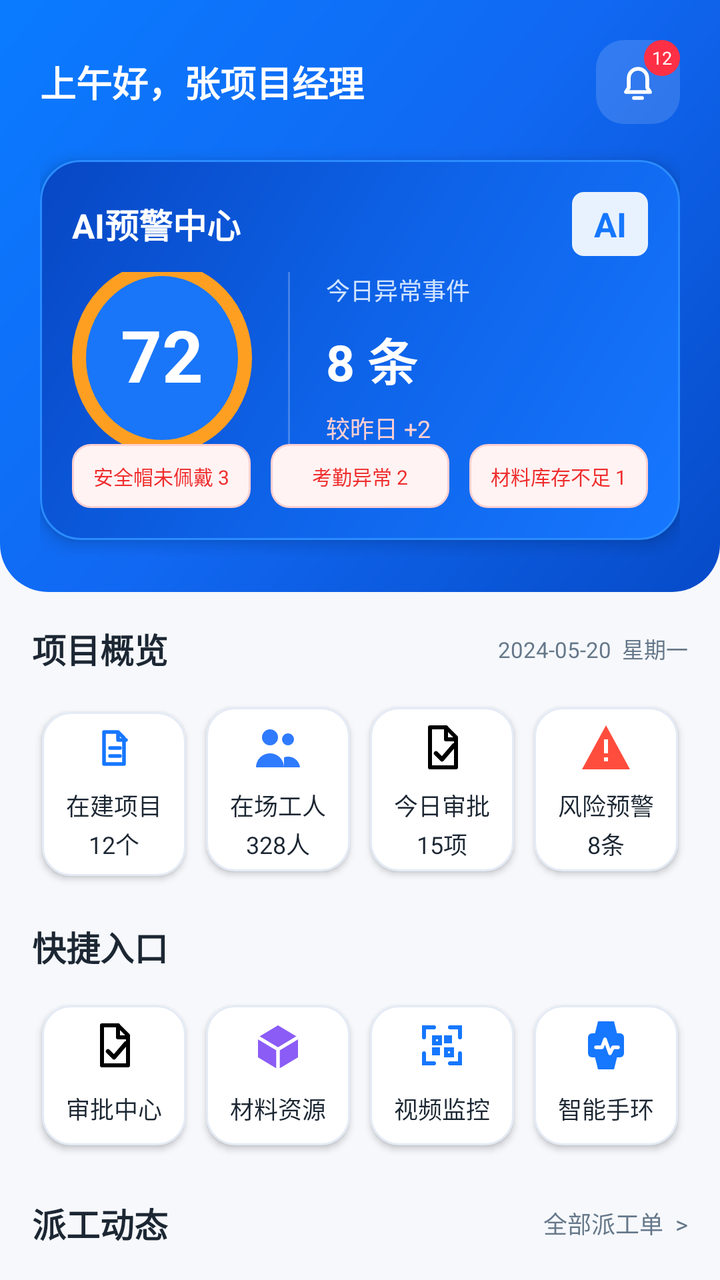
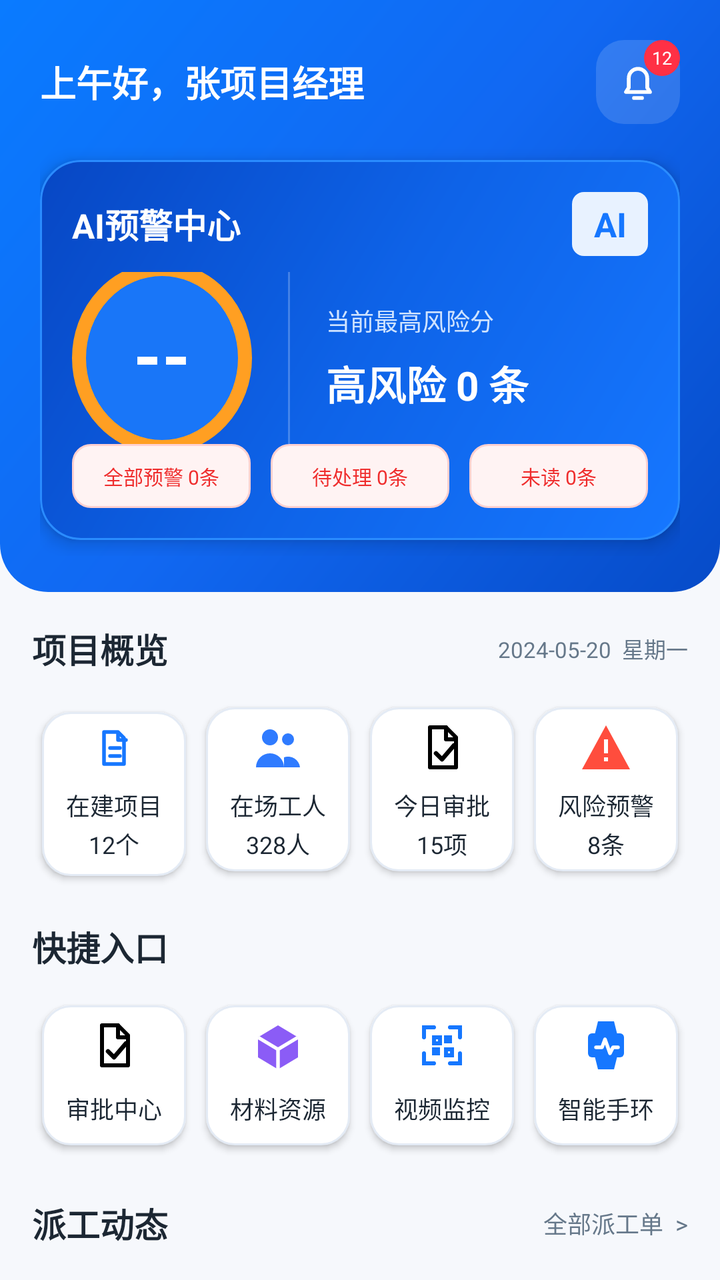

Compare the two renders of this Android layout. The source of the first and the diff that turns it into the second are given below.
<!-- AndroidManifest.xml: application theme Theme.WorkerM -->
<!-- res/layout/fragment_home.xml -->
<?xml version="1.0" encoding="utf-8"?>
<androidx.core.widget.NestedScrollView xmlns:android="http://schemas.android.com/apk/res/android"
    xmlns:app="http://schemas.android.com/apk/res-auto"
    android:layout_width="match_parent"
    android:layout_height="match_parent"
    android:background="@drawable/bg_app_page"
    android:fillViewport="true"
    android:overScrollMode="never">

    <LinearLayout
        android:layout_width="match_parent"
        android:layout_height="wrap_content"
        android:orientation="vertical">

        <LinearLayout
            android:layout_width="match_parent"
            android:layout_height="296dp"
            android:background="@drawable/bg_home_top"
            android:orientation="vertical"
            android:paddingStart="20dp"
            android:paddingTop="20dp"
            android:paddingEnd="20dp"
            android:paddingBottom="18dp">

            <LinearLayout
                android:layout_width="match_parent"
                android:layout_height="wrap_content"
                android:gravity="center_vertical"
                android:orientation="horizontal">

                <LinearLayout
                    android:layout_width="0dp"
                    android:layout_height="wrap_content"
                    android:layout_weight="1"
                    android:orientation="vertical">

                    <TextView
                        android:layout_width="wrap_content"
                        android:layout_height="wrap_content"
                        android:includeFontPadding="false"
                        android:text="上午好，张项目经理"
                        android:textColor="@color/white"
                        android:textSize="18sp"
                        android:textStyle="bold" />


                </LinearLayout>



                <FrameLayout
                    android:layout_width="42dp"
                    android:layout_height="42dp"
                    android:layout_marginStart="10dp">

                    <ImageButton
                        android:id="@+id/notification_button"
                        android:layout_width="42dp"
                        android:layout_height="42dp"
                        android:background="@drawable/bg_home_icon_button"
                        android:contentDescription="消息"
                        android:foreground="?attr/selectableItemBackgroundBorderless"
                        android:padding="9dp"
                        android:src="@drawable/ic_bell" />

                    <TextView
                        android:layout_width="18dp"
                        android:layout_height="18dp"
                        android:layout_gravity="top|end"
                        android:background="@drawable/bg_circle_red"
                        android:gravity="center"
                        android:text="12"
                        android:textColor="@color/white"
                        android:textSize="9sp" />
                </FrameLayout>
            </LinearLayout>

            <LinearLayout
                android:id="@+id/ai_warning_card"
                android:layout_width="match_parent"
                android:layout_height="190dp"
                android:layout_marginTop="18dp"
                android:background="@drawable/bg_blue_panel"
                android:clickable="true"
                android:clipToOutline="true"
                android:elevation="5dp"
                android:foreground="?attr/selectableItemBackground"
                android:orientation="vertical"
                android:padding="16dp">

                <LinearLayout
                    android:layout_width="match_parent"
                    android:layout_height="wrap_content"
                    android:gravity="center_vertical"
                    android:orientation="horizontal">

                    <TextView
                        android:layout_width="0dp"
                        android:layout_height="wrap_content"
                        android:layout_weight="1"
                        android:includeFontPadding="false"
                        android:text="AI预警中心"
                        android:textColor="@color/white"
                        android:textSize="17sp"
                        android:textStyle="bold" />

                    <TextView
                        android:layout_width="38dp"
                        android:layout_height="32dp"
                        android:background="@drawable/bg_chip_blue"
                        android:gravity="center"
                        android:text="AI"
                        android:textColor="@color/dashboard_blue"
                        android:textSize="17sp"
                        android:textStyle="bold" />
                </LinearLayout>

                <LinearLayout
                    android:layout_width="match_parent"
                    android:layout_height="0dp"
                    android:layout_marginTop="8dp"
                    android:layout_weight="1"
                    android:gravity="center_vertical"
                    android:orientation="horizontal">

                    <TextView
                        android:layout_width="90dp"
                        android:layout_height="96dp"
                        android:background="@drawable/bg_circle_gauge"
                        android:gravity="center"
                        android:includeFontPadding="false"
                        android:text="72"
                        android:textColor="@color/white"
                        android:textSize="36sp"
                        android:textStyle="bold" />

                    <View
                        android:layout_width="1dp"
                        android:layout_height="92dp"
                        android:layout_marginStart="18dp"
                        android:background="#3AFFFFFF" />

                    <LinearLayout
                        android:layout_width="0dp"
                        android:layout_height="wrap_content"
                        android:layout_marginStart="18dp"
                        android:layout_weight="1"
                        android:orientation="vertical">

                        <TextView
                            android:layout_width="wrap_content"
                            android:layout_height="wrap_content"
                            android:text="今日异常事件"
                            android:textColor="#CFE3FF"
                            android:textSize="12sp" />

                        <TextView
                            android:layout_width="wrap_content"
                            android:layout_height="wrap_content"
                            android:layout_marginTop="8dp"
                            android:text="8 条"
                            android:textColor="@color/white"
                            android:textSize="25sp"
                            android:textStyle="bold" />

                        <TextView
                            android:layout_width="wrap_content"
                            android:layout_height="wrap_content"
                            android:layout_marginTop="7dp"
                            android:text="较昨日 +2"
                            android:textColor="#FFCFD2"
                            android:textSize="12sp" />
                    </LinearLayout>
                </LinearLayout>

                <LinearLayout
                    android:layout_width="match_parent"
                    android:layout_height="32dp"
                    android:gravity="center"
                    android:orientation="horizontal">

                    <TextView
                        android:layout_width="0dp"
                        android:layout_height="match_parent"
                        android:layout_marginEnd="5dp"
                        android:layout_weight="1"
                        android:background="@drawable/bg_home_warning_chip"
                        android:ellipsize="end"
                        android:gravity="center"
                        android:maxLines="1"
                        android:text="安全帽未佩戴 3"
                        android:textColor="#EF2D2D"
                        android:textSize="10sp" />

                    <TextView
                        android:layout_width="0dp"
                        android:layout_height="match_parent"
                        android:layout_marginHorizontal="5dp"
                        android:layout_weight="1"
                        android:background="@drawable/bg_home_warning_chip"
                        android:ellipsize="end"
                        android:gravity="center"
                        android:maxLines="1"
                        android:text="考勤异常 2"
                        android:textColor="#EF2D2D"
                        android:textSize="10sp" />

                    <TextView
                        android:layout_width="0dp"
                        android:layout_height="match_parent"
                        android:layout_marginStart="5dp"
                        android:layout_weight="1"
                        android:background="@drawable/bg_home_warning_chip"
                        android:ellipsize="end"
                        android:gravity="center"
                        android:maxLines="1"
                        android:text="材料库存不足 1"
                        android:textColor="#EF2D2D"
                        android:textSize="10sp" />
                </LinearLayout>
            </LinearLayout>
        </LinearLayout>

        <LinearLayout
            android:layout_width="match_parent"
            android:layout_height="wrap_content"
            android:orientation="vertical"
            android:paddingHorizontal="16dp"
            android:paddingTop="16dp"
            android:paddingBottom="20dp">

            <LinearLayout
                android:layout_width="match_parent"
                android:layout_height="wrap_content"
                android:gravity="center_vertical"
                android:orientation="horizontal">

                <TextView
                    android:layout_width="0dp"
                    android:layout_height="wrap_content"
                    android:layout_weight="1"
                    android:includeFontPadding="false"
                    android:text="项目概览"
                    android:textColor="@color/text_primary"
                    android:textSize="17sp"
                    android:textStyle="bold" />

                <TextView
                    android:layout_width="wrap_content"
                    android:layout_height="wrap_content"
                    android:text="2024-05-20  星期一"
                    android:textColor="@color/text_secondary"
                    android:textSize="11sp" />
            </LinearLayout>

            <GridLayout
                android:layout_width="match_parent"
                android:layout_height="wrap_content"
                android:layout_marginTop="12dp"
                android:columnCount="4"
                android:rowCount="1">

                <TextView style="@style/HomeMetricCard" android:drawableTop="@drawable/ic_project" android:text="在建项目\n12个" />
                <TextView style="@style/HomeMetricCard" android:drawableTop="@drawable/ic_people" android:text="在场工人\n328人" />
                <TextView style="@style/HomeMetricCard" android:drawableTop="@drawable/ic_approval" android:text="今日审批\n15项" />
                <TextView style="@style/HomeMetricCard" android:drawableTop="@drawable/ic_alert" android:text="风险预警\n8条" />
            </GridLayout>

            <TextView
                android:layout_width="wrap_content"
                android:layout_height="wrap_content"
                android:layout_marginTop="18dp"
                android:includeFontPadding="false"
                android:text="快捷入口"
                android:textColor="@color/text_primary"
                android:textSize="17sp"
                android:textStyle="bold" />

            <GridLayout
                android:layout_width="match_parent"
                android:layout_height="wrap_content"
                android:layout_marginTop="12dp"
                android:columnCount="4">



                <TextView
                    android:id="@+id/approval_center_action"
                    style="@style/HomeActionCard"
                    android:drawableTop="@drawable/ic_approval"
                    android:text="审批中心" />
                <TextView
                    android:id="@+id/material_action"
                    style="@style/HomeActionCard"
                    android:drawableTop="@drawable/ic_material"
                    android:text="材料资源" />
                <TextView
                    android:id="@+id/video_action"
                    style="@style/HomeActionCard"
                    android:drawableTop="@drawable/ic_scan"
                    android:text="视频监控" />

                <TextView
                    android:id="@+id/bracelet_action"
                    style="@style/HomeActionCard"
                    android:drawableTop="@drawable/ic_bracelet"
                    android:text="智能手环" />





            </GridLayout>

            <LinearLayout
                android:layout_width="match_parent"
                android:layout_height="wrap_content"
                android:layout_marginTop="18dp"
                android:gravity="center_vertical"
                android:orientation="horizontal">

                <TextView
                    android:layout_width="0dp"
                    android:layout_height="wrap_content"
                    android:layout_weight="1"
                    android:includeFontPadding="false"
                    android:text="派工动态"
                    android:textColor="@color/text_primary"
                    android:textSize="17sp"
                    android:textStyle="bold" />

                <TextView
                    android:id="@+id/all_todo_bar"
                    android:layout_width="wrap_content"
                    android:layout_height="32dp"
                    android:gravity="center_vertical"
                    android:text="全部派工单  >"
                    android:textColor="@color/text_secondary"
                    android:textSize="12sp" />
            </LinearLayout>

            <androidx.recyclerview.widget.RecyclerView
                android:id="@+id/home_dispatch_recycler"
                android:layout_width="match_parent"
                android:layout_height="wrap_content"
                android:layout_marginTop="2dp"
                android:nestedScrollingEnabled="false"
                android:overScrollMode="never" />

            <TextView
                android:id="@+id/home_dispatch_empty_text"
                android:layout_width="match_parent"
                android:layout_height="96dp"
                android:gravity="center"
                android:text="暂无派工任务"
                android:textColor="@color/text_secondary"
                android:textSize="14sp"
                android:visibility="gone" />
        </LinearLayout>
    </LinearLayout>
</androidx.core.widget.NestedScrollView>
<!-- resources referenced by this layout -->
<resources>
  <color name="dashboard_blue">#1677FF</color>
  <color name="text_primary">#1C2733</color>
  <color name="text_secondary">#66788A</color>
  <color name="white">#FFFFFFFF</color>
  <!-- drawable bg_app_page (drawable) -->
  <?xml version="1.0" encoding="utf-8"?>
  <shape xmlns:android="http://schemas.android.com/apk/res/android">
      <solid android:color="#F6F8FC" />
  </shape>
  <!-- drawable bg_blue_panel (drawable) -->
  <?xml version="1.0" encoding="utf-8"?>
  <shape xmlns:android="http://schemas.android.com/apk/res/android">
      <gradient
          android:angle="135"
          android:startColor="#1677FF"
          android:centerColor="#0E63E8"
          android:endColor="#0747C4" />
      <stroke android:width="1dp" android:color="#2A8CFF" />
      <corners android:radius="20dp" />
  </shape>
  <!-- drawable bg_chip_blue (drawable) -->
  <?xml version="1.0" encoding="utf-8"?>
  <shape xmlns:android="http://schemas.android.com/apk/res/android">
      <solid android:color="#E8F2FF" />
      <corners android:radius="6dp" />
  </shape>
  <!-- drawable bg_circle_gauge (drawable) -->
  <?xml version="1.0" encoding="utf-8"?>
  <shape xmlns:android="http://schemas.android.com/apk/res/android" android:shape="oval">
      <solid android:color="#1976F8" />
      <stroke android:width="7dp" android:color="#FF9F22" />
  </shape>
  <!-- drawable bg_circle_red (drawable) -->
  <?xml version="1.0" encoding="utf-8"?>
  <shape xmlns:android="http://schemas.android.com/apk/res/android" android:shape="oval">
      <solid android:color="#FF3045" />
  </shape>
  <!-- drawable bg_home_icon_button (drawable) -->
  <?xml version="1.0" encoding="utf-8"?>
  <shape xmlns:android="http://schemas.android.com/apk/res/android">
      <solid android:color="#24FFFFFF" />
      <corners android:radius="14dp" />
  </shape>
  <!-- drawable bg_home_top (drawable) -->
  <?xml version="1.0" encoding="utf-8"?>
  <shape xmlns:android="http://schemas.android.com/apk/res/android">
      <gradient
          android:angle="315"
          android:startColor="#0A7BFF"
          android:centerColor="#1168F2"
          android:endColor="#064BC8" />
      <corners
          android:bottomLeftRadius="24dp"
          android:bottomRightRadius="24dp" />
  </shape>
  <!-- drawable bg_home_warning_chip (drawable) -->
  <?xml version="1.0" encoding="utf-8"?>
  <shape xmlns:android="http://schemas.android.com/apk/res/android">
      <solid android:color="#FFF3F3" />
      <stroke android:width="1dp" android:color="#FFD0D0" />
      <corners android:radius="9dp" />
  </shape>
  <!-- drawable ic_alert (drawable) -->
  <?xml version="1.0" encoding="utf-8"?>
  <vector xmlns:android="http://schemas.android.com/apk/res/android" android:width="28dp" android:height="28dp" android:viewportWidth="28" android:viewportHeight="28">
      <path android:fillColor="#FFFF4D3D" android:pathData="M14,3l12,22H2z" />
      <path android:fillColor="#FFFFFFFF" android:pathData="M13,10h2v7h-2zM13,19h2v2h-2z" />
  </vector>
  <!-- drawable ic_people (drawable) -->
  <?xml version="1.0" encoding="utf-8"?>
  <vector xmlns:android="http://schemas.android.com/apk/res/android" android:width="28dp" android:height="28dp" android:viewportWidth="28" android:viewportHeight="28">
      <path android:fillColor="#FF2F7BFF" android:pathData="M10,13a4,4 0,1 0,0 -8a4,4 0,0 0,0 8M3,24a7,7 0,0 1,14 0zM19,13a3,3 0,1 0,0 -6a3,3 0,0 0,0 6M17,24h8a6,6 0,0 0,-8 -5z" />
  </vector>
  <style name="Theme.WorkerM" parent="Base.Theme.WorkerM" />
  <!-- drawable bg_home_card (drawable) -->
  <?xml version="1.0" encoding="utf-8"?>
  <shape xmlns:android="http://schemas.android.com/apk/res/android">
      <solid android:color="@color/white" />
      <stroke android:width="1dp" android:color="#E4EBF5" />
      <corners android:radius="14dp" />
  </shape>
  <color name="brand_primary">#124D90</color>
  <color name="text_inverse">#FFFFFFFF</color>
  <color name="brand_secondary">#2F7BC7</color>
  <color name="surface_background">#F3F6FA</color>
  <color name="surface_card">#FFFFFFFF</color>
  <!-- unchanged entries left out for length: 9 -->
</resources>

<!-- the commit's change to res/layout/fragment_home.xml (unified diff, before → after) -->
@@ -95,6 +95,7 @@
                     android:orientation="horizontal">
 
                     <TextView
+                        android:id="@+id/home_ai_warning_total_chip"
                         android:layout_width="0dp"
                         android:layout_height="wrap_content"
                         android:layout_weight="1"
@@ -124,12 +125,13 @@
                     android:orientation="horizontal">
 
                     <TextView
+                        android:id="@+id/home_ai_warning_score_text"
                         android:layout_width="90dp"
                         android:layout_height="96dp"
                         android:background="@drawable/bg_circle_gauge"
                         android:gravity="center"
                         android:includeFontPadding="false"
-                        android:text="72"
+                        android:text="--"
                         android:textColor="@color/white"
                         android:textSize="36sp"
                         android:textStyle="bold" />
@@ -148,28 +150,22 @@
                         android:orientation="vertical">
 
                         <TextView
+                            android:id="@+id/home_ai_warning_metric_title_text"
                             android:layout_width="wrap_content"
                             android:layout_height="wrap_content"
-                            android:text="今日异常事件"
+                            android:text="当前最高风险分"
                             android:textColor="#CFE3FF"
                             android:textSize="12sp" />
 
                         <TextView
+                            android:id="@+id/home_ai_warning_metric_subtitle_text"
                             android:layout_width="wrap_content"
                             android:layout_height="wrap_content"
                             android:layout_marginTop="8dp"
-                            android:text="8 条"
+                            android:text="高风险 0 条"
                             android:textColor="@color/white"
-                            android:textSize="25sp"
+                            android:textSize="20sp"
                             android:textStyle="bold" />
-
-                        <TextView
-                            android:layout_width="wrap_content"
-                            android:layout_height="wrap_content"
-                            android:layout_marginTop="7dp"
-                            android:text="较昨日 +2"
-                            android:textColor="#FFCFD2"
-                            android:textSize="12sp" />
                     </LinearLayout>
                 </LinearLayout>
 
@@ -188,11 +184,12 @@
                         android:ellipsize="end"
                         android:gravity="center"
                         android:maxLines="1"
-                        android:text="安全帽未佩戴 3"
+                        android:text="全部预警 0条"
                         android:textColor="#EF2D2D"
                         android:textSize="10sp" />
 
                     <TextView
+                        android:id="@+id/home_ai_warning_pending_chip"
                         android:layout_width="0dp"
                         android:layout_height="match_parent"
                         android:layout_marginHorizontal="5dp"
@@ -201,11 +198,12 @@
                         android:ellipsize="end"
                         android:gravity="center"
                         android:maxLines="1"
-                        android:text="考勤异常 2"
+                        android:text="待处理 0条"
                         android:textColor="#EF2D2D"
                         android:textSize="10sp" />
 
                     <TextView
+                        android:id="@+id/home_ai_warning_unread_chip"
                         android:layout_width="0dp"
                         android:layout_height="match_parent"
                         android:layout_marginStart="5dp"
@@ -214,7 +212,7 @@
                         android:ellipsize="end"
                         android:gravity="center"
                         android:maxLines="1"
-                        android:text="材料库存不足 1"
+                        android:text="未读 0条"
                         android:textColor="#EF2D2D"
                         android:textSize="10sp" />
                 </LinearLayout>
